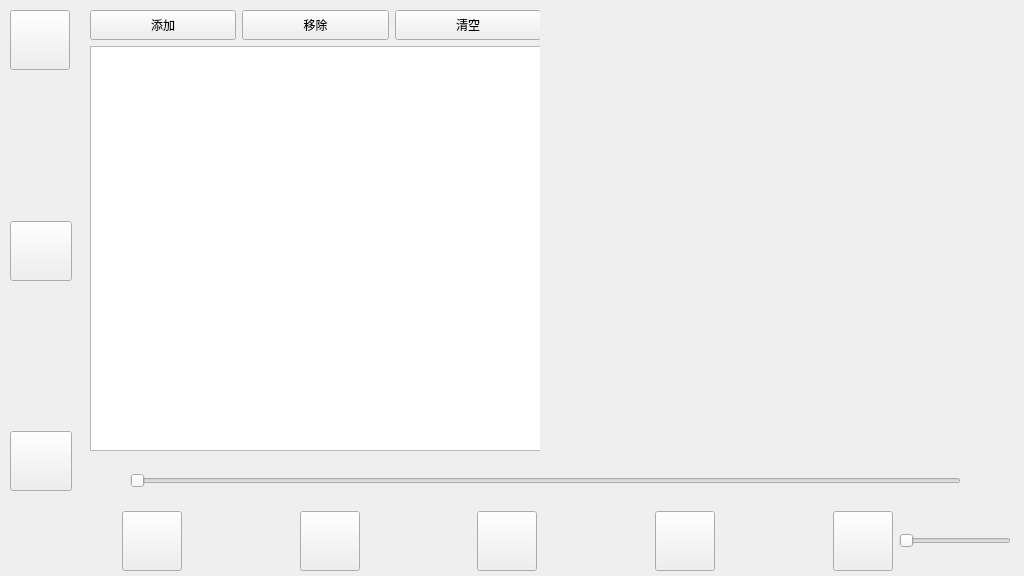
Above: View/Music/musicpage.ui from yuzcat01/VehicleControl before the change. Below: the same form after it.
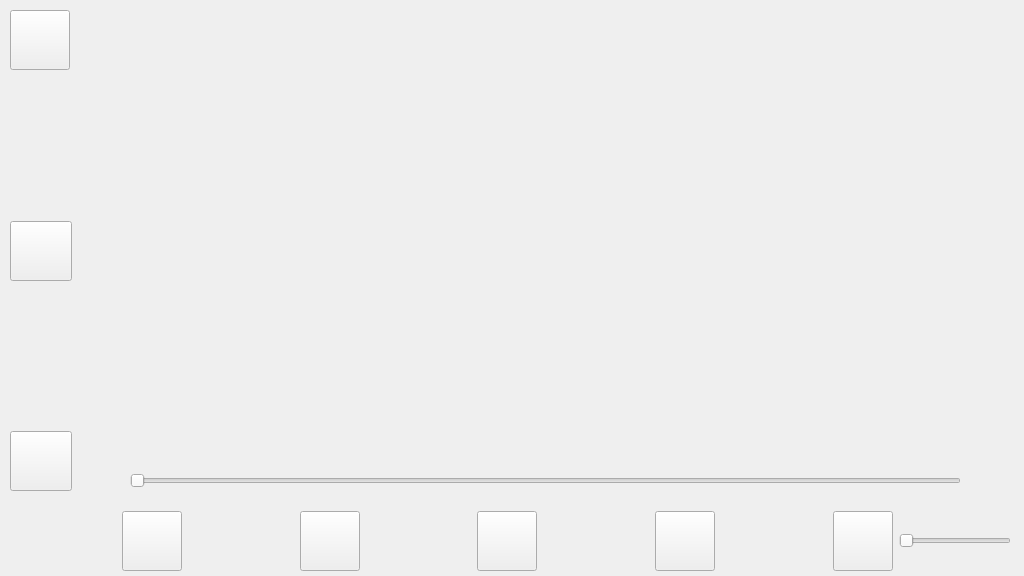
That is the form after the change. The open tabs and pages were chosen to show the change. Icons and pictures are not drawn.

What changed in the file:
```diff
--- a/View/Music/musicpage.ui
+++ b/View/Music/musicpage.ui
@@ -325,7 +325,7 @@
     <rect>
      <x>90</x>
      <y>10</y>
-     <width>450</width>
+     <width>921</width>
      <height>441</height>
     </rect>
    </property>
@@ -414,7 +414,21 @@
      </layout>
     </widget>
    </widget>
-   <widget class="QWidget" name="page_2"/>
+   <widget class="QWidget" name="musicCoverPage">
+    <widget class="QLabel" name="musicCover_2">
+     <property name="geometry">
+      <rect>
+       <x>200</x>
+       <y>0</y>
+       <width>451</width>
+       <height>441</height>
+      </rect>
+     </property>
+     <property name="text">
+      <string/>
+     </property>
+    </widget>
+   </widget>
   </widget>
   <widget class="QSlider" name="musicSlider">
    <property name="geometry">
```
Left out of the diff: 26 changed lines with no effect on the pictures.
